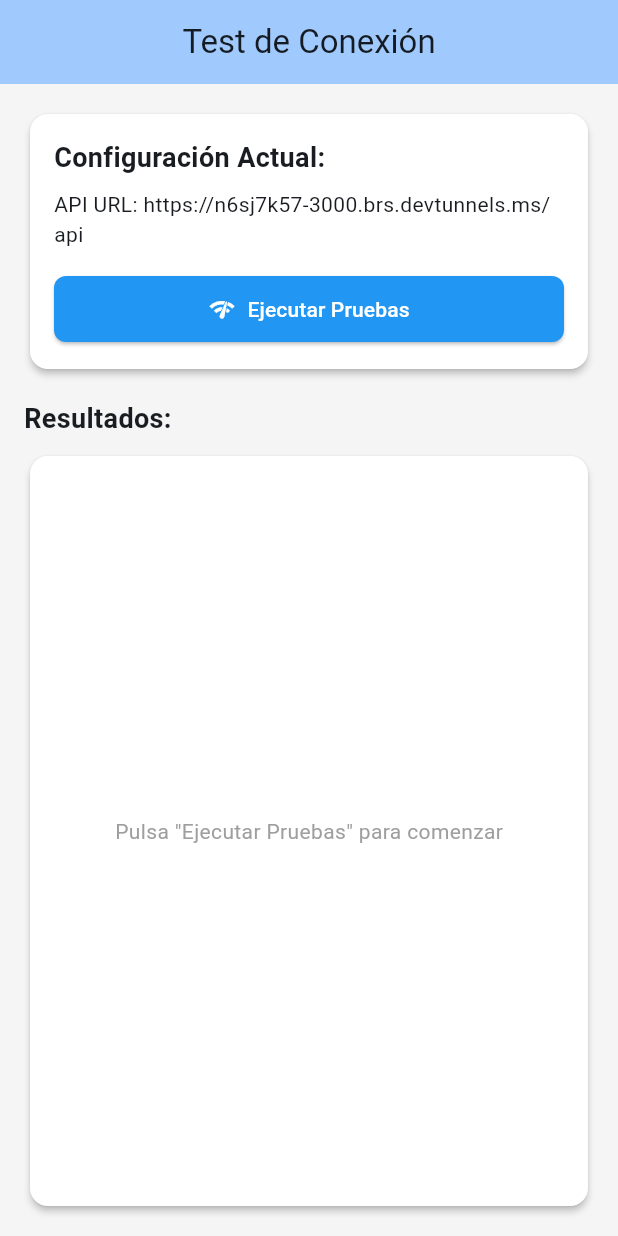
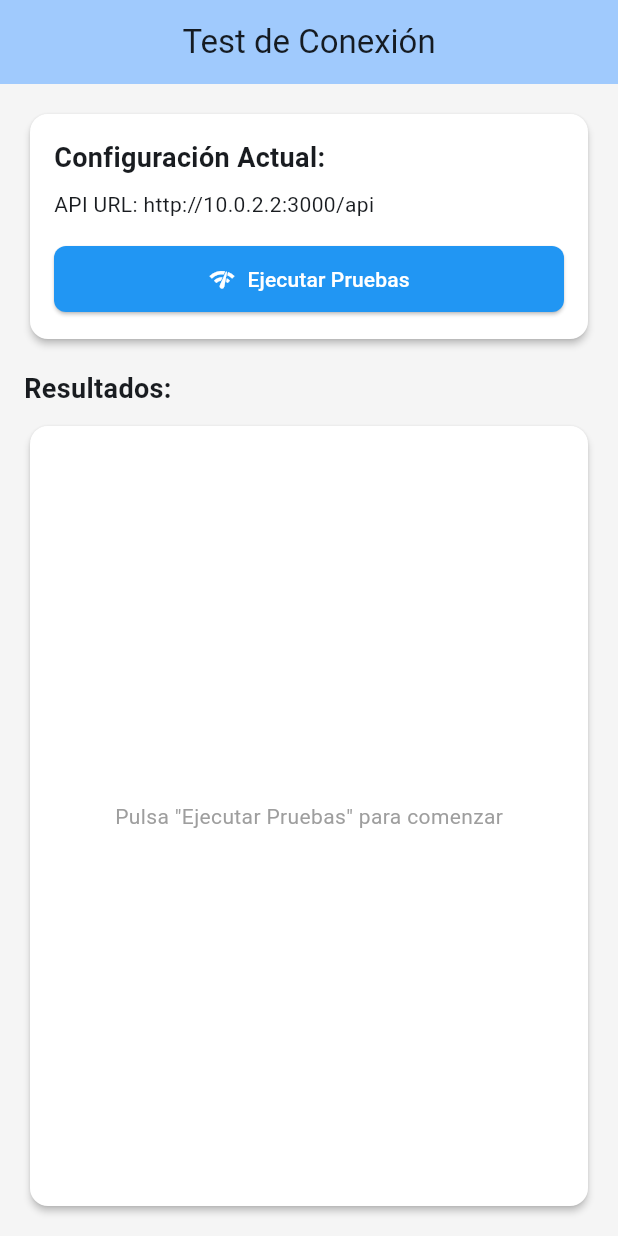
Before and after one commit to Dario0076/GestionPedidos, a Flutter app: the ConnectionTestScreen screen opened by its route, on a phone screen of 412 x 824 dp. Run offline on Flutter 3.47's test engine with Material 3 defaults, Android fonts, the phone set to English and light mode, and no system bars; our stand-ins replace dio, flutter_riverpod, go_router, shared_preferences; missing offline and left inert: translator; accounts and stored records are empty; network calls fail.

Commit message:
Actualizar la URL base de la API para el emulador Android

```diff
--- a/frontend/lib/utils/constants.dart
+++ b/frontend/lib/utils/constants.dart
@@ -1,10 +1,8 @@
 class ApiConstants {
   // URL base de la API - Túnel de desarrollo para acceso público
-  static const String baseUrl = 'https://n6sj7k57-3000.brs.devtunnels.ms/api';
-
-  // Otras opciones (comentadas)
-  // static const String baseUrl = 'http://192.168.1.6:3000/api'; // Para dispositivo móvil en red local
-  // static const String baseUrl = 'http://10.0.2.2:3000/api'; // Para emulador Android
+  //static const String baseUrl = 'https://n6sj7k57-3000.brs.devtunnels.ms/api';
+  static const String baseUrl =
+      'http://10.0.2.2:3000/api'; // Para emulador Android
   // static const String baseUrl = 'https://backend-m4do.onrender.com/api'; // Render deployment
   // static const String baseUrl = 'http://localhost:3000/api'; // Desarrollo local
 
```
